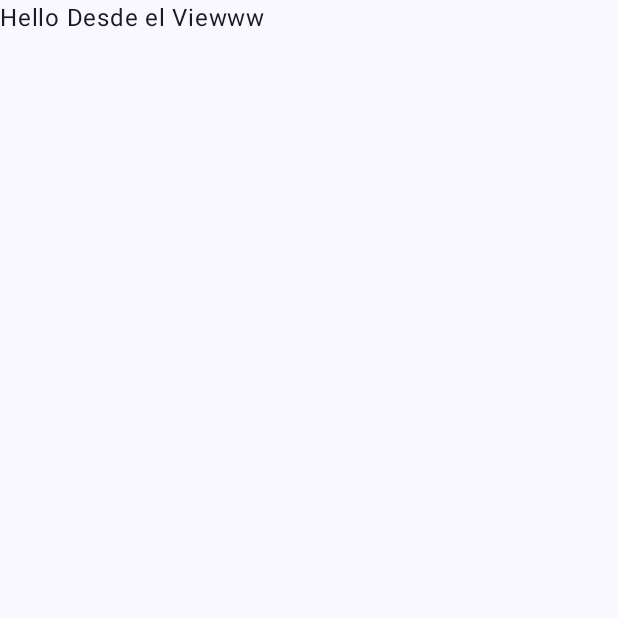
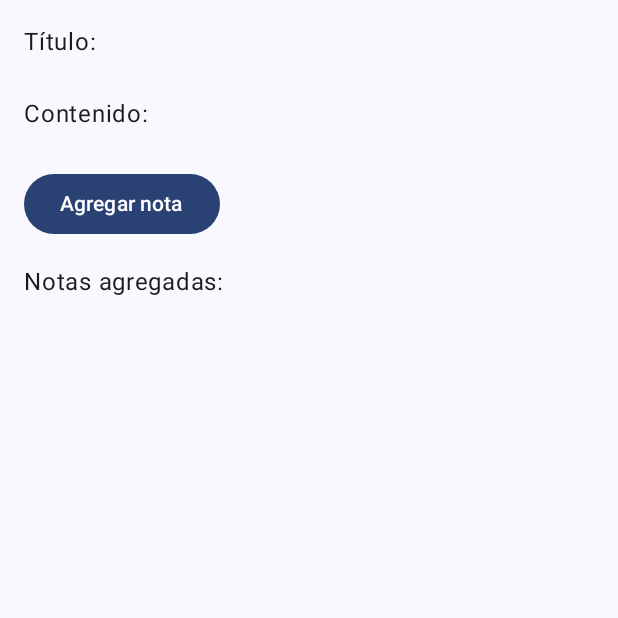
Before and after one commit to mbarreto1988/kotlinApp, an Android app built with Jetpack Compose: the screen it shows after launch (MainActivity), on a phone screen of 412 x 824 dp, the top half of it. Run offline under Robolectric (Android 15) with nearby library versions, the phone set to English and light mode, and no system bars.

Commit message:
create a new notepad

```diff
--- a/app/build.gradle.kts
+++ b/app/build.gradle.kts
@@ -49,6 +49,7 @@ dependencies {
     implementation(libs.androidx.ui.graphics)
     implementation(libs.androidx.ui.tooling.preview)
     implementation(libs.androidx.material3)
+    implementation(libs.androidx.storage)
     testImplementation(libs.junit)
     androidTestImplementation(libs.androidx.junit)
     androidTestImplementation(libs.androidx.espresso.core)
--- a/app/src/main/java/com/example/kotlinapp/kotlinAppView.kt
+++ b/app/src/main/java/com/example/kotlinapp/kotlinAppView.kt
@@ -1,17 +1,70 @@
 package com.example.kotlinapp
 
+import androidx.compose.runtime.mutableStateOf
+import androidx.compose.runtime.getValue
+import androidx.compose.runtime.setValue
+import androidx.compose.foundation.layout.fillMaxWidth
+import androidx.compose.foundation.layout.padding
+import androidx.compose.foundation.text.BasicTextField
 import androidx.compose.material3.Text
 import androidx.compose.runtime.Composable
+import androidx.compose.runtime.remember
 import androidx.compose.ui.Modifier
 import androidx.compose.ui.tooling.preview.Preview
-import com.example.kotlinapp.ui.theme.KotlinAppTheme
+import androidx.compose.foundation.layout.Column
+import androidx.compose.foundation.layout.*
+import androidx.compose.material3.*
+import androidx.compose.ui.unit.dp
+
+
+
+data class Nota(val titulo: String, val contenido: String)
 
 @Composable
 fun kotlinAppView(modifier: Modifier = Modifier) {
-    Text(
-        text = "Hello Desde el Viewww",
-        modifier = modifier
-    )
+    var titulo by remember { mutableStateOf("") }
+    var contenido by remember { mutableStateOf("") }
+    var notas by remember { mutableStateOf(listOf<Nota>()) }
+
+    Column(modifier = modifier.padding(16.dp)) {
+        Text("Título:")
+        BasicTextField(
+            value = titulo,
+            onValueChange = { titulo = it },
+            modifier = Modifier
+                .fillMaxWidth()
+                .padding(bottom = 8.dp)
+        )
+
+        Text("Contenido:")
+        BasicTextField(
+            value = contenido,
+            onValueChange = { contenido = it },
+            modifier = Modifier
+                .fillMaxWidth()
+                .padding(bottom = 8.dp)
+        )
+
+        Button(onClick = {
+            if (titulo.isNotBlank() && contenido.isNotBlank()) {
+                notas = notas + Nota(titulo, contenido)
+                titulo = ""
+                contenido = ""
+            }
+        }) {
+            Text("Agregar nota")
+        }
+
+        Spacer(modifier = Modifier.height(16.dp))
+
+        Text("Notas agregadas:")
+        notas.forEach { nota ->
+            Column(modifier = Modifier.padding(vertical = 4.dp)) {
+                Text("📌 ${nota.titulo}")
+                Text(nota.contenido)
+            }
+        }
+    }
 }
 
 @Preview(showBackground = true)
--- a/gradle/libs.versions.toml
+++ b/gradle/libs.versions.toml
@@ -8,6 +8,7 @@ espressoCore = "3.6.1"
 lifecycleRuntimeKtx = "2.8.7"
 activityCompose = "1.10.1"
 composeBom = "2024.09.00"
+storage = "1.5.0"
 
 [libraries]
 androidx-core-ktx = { group = "androidx.core", name = "core-ktx", version.ref = "coreKtx" }
@@ -24,6 +25,7 @@ androidx-ui-tooling-preview = { group = "androidx.compose.ui", name = "ui-toolin
 androidx-ui-test-manifest = { group = "androidx.compose.ui", name = "ui-test-manifest" }
 androidx-ui-test-junit4 = { group = "androidx.compose.ui", name = "ui-test-junit4" }
 androidx-material3 = { group = "androidx.compose.material3", name = "material3" }
+androidx-storage = { group = "androidx.test.services", name = "storage", version.ref = "storage" }
 
 [plugins]
 android-application = { id = "com.android.application", version.ref = "agp" }
```
